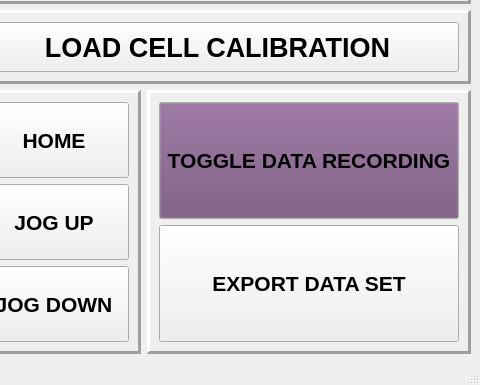
First picture: the form in newBlackBetty.ui, repository georgeExotic/BlackBetty_v2, before the edit; both pictures show x 548 to 1028 and y 215 to 600 of the 1028 by 600 pixel window.
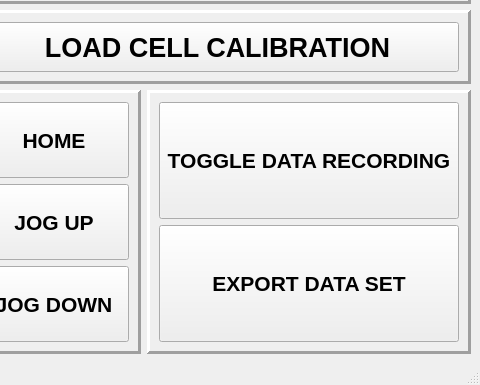
Second picture: the form after the edit.

```diff
--- a/newBlackBetty.ui
+++ b/newBlackBetty.ui
@@ -1067,43 +1067,6 @@
                <height>100</height>
               </size>
              </property>
-             <property name="palette">
-              <palette>
-               <active>
-                <colorrole role="Button">
-                 <brush brushstyle="SolidPattern">
-                  <color alpha="255">
-                   <red>117</red>
-                   <green>80</green>
-                   <blue>123</blue>
-                  </color>
-                 </brush>
-                </colorrole>
-               </active>
-               <inactive>
-                <colorrole role="Button">
-                 <brush brushstyle="SolidPattern">
-                  <color alpha="255">
-                   <red>117</red>
-                   <green>80</green>
-                   <blue>123</blue>
-                  </color>
-                 </brush>
-                </colorrole>
-               </inactive>
-               <disabled>
-                <colorrole role="Button">
-                 <brush brushstyle="SolidPattern">
-                  <color alpha="255">
-                   <red>117</red>
-                   <green>80</green>
-                   <blue>123</blue>
-                  </color>
-                 </brush>
-                </colorrole>
-               </disabled>
-              </palette>
-             </property>
              <property name="font">
               <font>
                <pointsize>16</pointsize>
```
